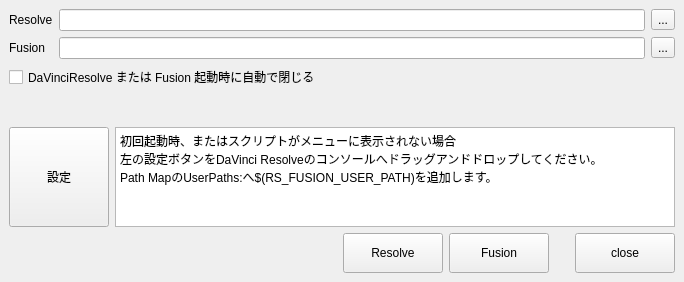
The window that library/python/rs/tool/resolve_launcher/resolve_launcher.ui (nakano000/Resolve_Script) describes before a commit, drawn with Qt 5.
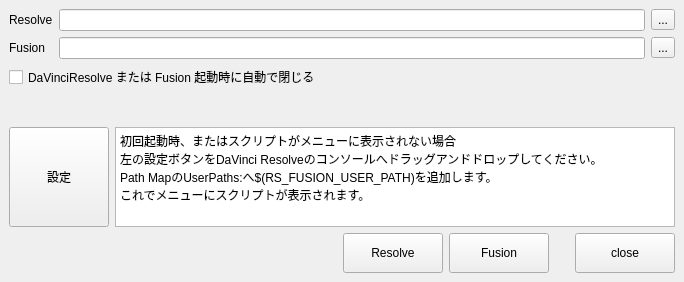
The same window after the commit. Custom widgets are drawn as their Qt base class.

Commit message: 英語UI対応

```diff
--- a/library/python/rs/tool/resolve_launcher/resolve_launcher.ui
+++ b/library/python/rs/tool/resolve_launcher/resolve_launcher.ui
@@ -118,7 +118,8 @@
         <property name="plainText">
          <string>初回起動時、またはスクリプトがメニューに表示されない場合
 左の設定ボタンをDaVinci Resolveのコンソールへドラッグアンドドロップしてください。
-Path MapのUserPaths:へ$(RS_FUSION_USER_PATH)を追加します。</string>
+Path MapのUserPaths:へ$(RS_FUSION_USER_PATH)を追加します。
+これでメニューにスクリプトが表示されます。</string>
         </property>
        </widget>
       </item>
```
The commit also changes 2 other files.
